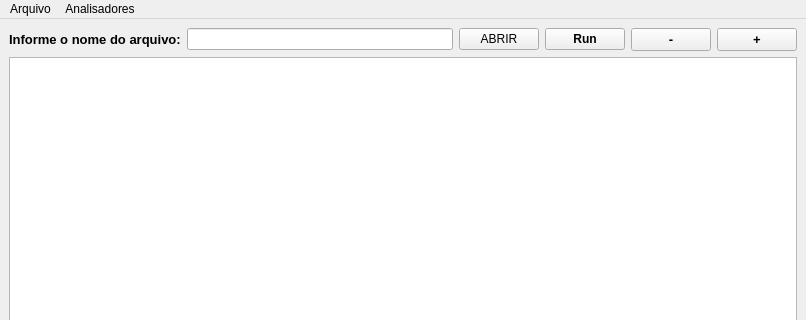
Qt form trabalho/Interface.ui (EricTierre/compiladores) before a commit; both pictures show x 0 to 806 and y 0 to 320 of the 806 by 580 pixel window.
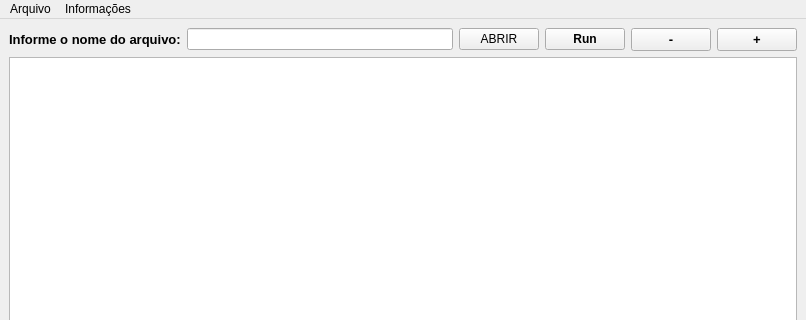
The same form after that commit. Icons and pictures are not drawn. Custom widgets are drawn as their Qt base class.

Diff of the .ui file:
```diff
--- a/trabalho/Interface.ui
+++ b/trabalho/Interface.ui
@@ -177,7 +177,7 @@
    </widget>
    <widget class="QMenu" name="menuAnalisadores">
     <property name="title">
-     <string>Analisadores</string>
+     <string>Informações</string>
     </property>
     <addaction name="Open_Lexico"/>
     <addaction name="Open_Sintatico"/>
```
Left out of the diff: 16 changed lines with no effect on the pictures.
